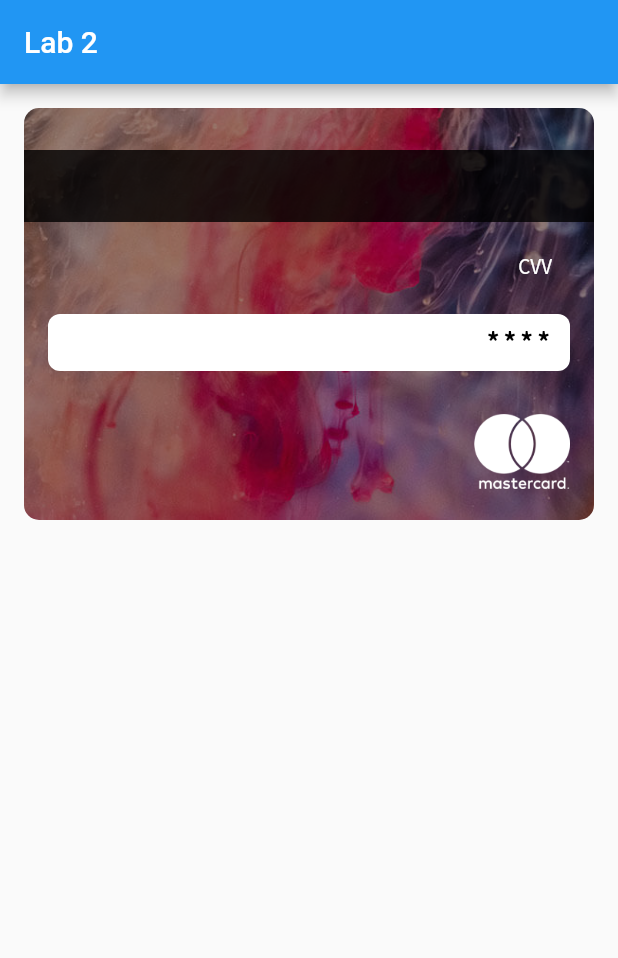
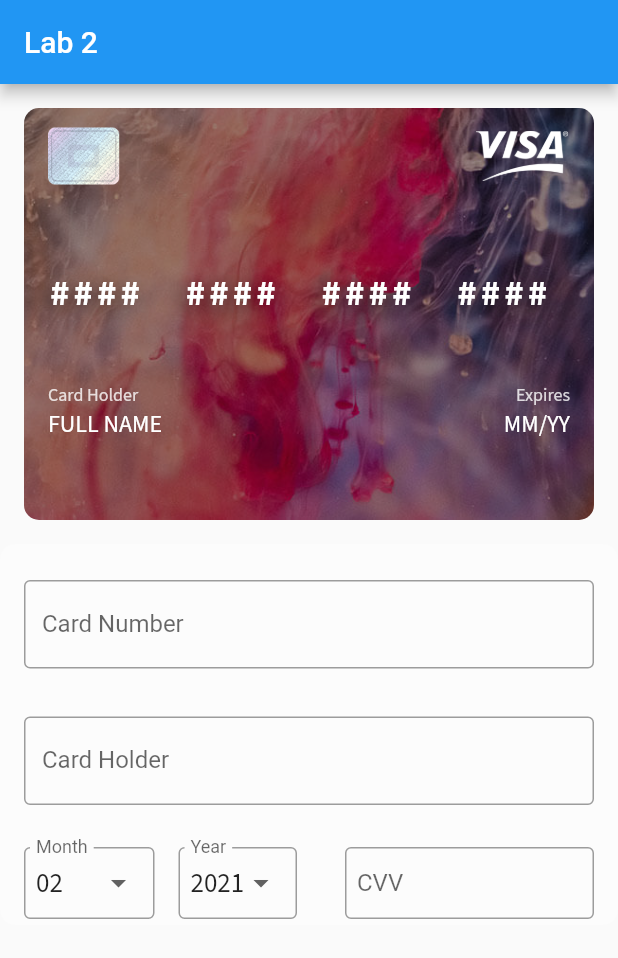
Before and after one commit to thomasindrias/tddc73, a Flutter app: the screen it shows after launch, on a phone screen of 412 x 824 dp. Shown: the top 958 px of the screen. Run offline on Flutter 3.47's test engine with Material 2 defaults, Android fonts, the phone set to English and light mode, and no system bars; our stand-ins replace flutter_masked_text, google_fonts.

Commit message:
lab 2 kinda working

```diff
--- a/labs/lab2/lib/main.dart
+++ b/labs/lab2/lib/main.dart
@@ -1,5 +1,9 @@
+import 'dart:math';
+
 import 'package:flutter/material.dart';
+import 'package:lab2/models/card_information.dart';
 import 'package:lab2/widgets/card.dart';
+import 'package:lab2/widgets/form.dart';
 
 void main() => runApp(MyApp());
 
@@ -46,11 +50,13 @@ class MyHomePage extends StatefulWidget {
 }
 
 class _MyHomePageState extends State<MyHomePage> {
-  String cardHolder = 'Thomas Indrias';
-  String cardNr = '5141 5451 3215 3656';
-  String expDate = '12/23';
-  String cvv = '1234';
-  bool isCardFlipped = true;
+  String cardHolder = '';
+  String cardNr = '';
+  String expDate = '';
+  String cvv = '';
+  bool isCardFlipped = false;
+
+  int imgBg = Random().nextInt(25) + 1;
 
   @override
   Widget build(BuildContext context) {
@@ -66,6 +72,7 @@ class _MyHomePageState extends State<MyHomePage> {
           // the App.build method, and use it to set our appbar title.
           title: Text(widget.title),
         ),
+        resizeToAvoidBottomInset: true,
         body: SafeArea(
           child: Column(
             children: <Widget>[
@@ -75,9 +82,33 @@ class _MyHomePageState extends State<MyHomePage> {
                 expDate: expDate,
                 cvv: cvv,
                 isCardFlipped: isCardFlipped,
+                backgroundImage: imgBg,
+              ),
+              Expanded(
+                child: SingleChildScrollView(
+                  child: Container(
+                    decoration: BoxDecoration(
+                      color: Colors.white30,
+                      borderRadius: BorderRadius.circular(10),
+                    ),
+                    child: CreditCardForm(
+                      onChange: onChange,
+                    ),
+                  ),
+                ),
               )
             ],
           ),
         ));
   }
+
+  void onChange(CardInformation cardInfo) {
+    setState(() {
+      cardHolder = cardInfo.cardHolder;
+      cardNr = cardInfo.cardNr;
+      expDate = cardInfo.expDate;
+      cvv = cardInfo.cvv;
+      isCardFlipped = cardInfo.isCardFlipped;
+    });
+  }
 }
--- a/labs/lab2/lib/models/card_information.dart
+++ b/labs/lab2/lib/models/card_information.dart
@@ -6,5 +6,5 @@ class CardInformation {
   String cardNr;
   String expDate;
   String cvv;
-  String isCardFlipped;
+  bool isCardFlipped;
 }
--- a/labs/lab2/lib/models/card_model.dart
+++ b/labs/lab2/lib/models/card_model.dart
@@ -11,7 +11,7 @@ class CardModel {
   });
 
   static const String _cardHolderLabelDefault = 'Card Holder';
-  static const String _cardHolderHintDefault = 'FULL NAME';
+  static const String _cardHolderHintDefault = 'Full name';
   static const String _cardNrDefault = 'Card Number';
   static const String _cardNrHintDefault = '#### #### #### ####';
   static const String _expDateLabelDefault = 'Expires';
--- a/labs/lab2/lib/widgets/card.dart
+++ b/labs/lab2/lib/widgets/card.dart
@@ -1,20 +1,19 @@
-import 'dart:math';
-
 import 'package:flutter/material.dart';
 import 'package:google_fonts/google_fonts.dart';
 import 'package:lab2/models/card_model.dart';
 
 class CreditCard extends StatefulWidget {
-  const CreditCard(
-      {Key key,
+  const CreditCard({
+    Key key,
     this.cardHolder,
     this.cardNr,
     this.expDate,
     this.cvv,
     this.bgNr,
     this.isCardFlipped,
-      this.cardModel = const CardModel()})
-      : super(key: key);
+    this.cardModel = const CardModel(),
+    this.backgroundImage,
+  }) : super(key: key);
 
   final String cardHolder;
   final String cardNr;
@@ -23,6 +22,7 @@ class CreditCard extends StatefulWidget {
   final int bgNr;
   final bool isCardFlipped;
   final CardModel cardModel;
+  final int backgroundImage;
 
   @override
   _CreditCardState createState() => _CreditCardState();
@@ -33,10 +33,11 @@ class _CreditCardState extends State<CreditCard> {
   Widget build(BuildContext context) {
     final double height = MediaQuery.of(context).size.height;
     final double width = MediaQuery.of(context).size.width;
-    final int backgroundImage = Random().nextInt(25) + 1;
+
     return AnimatedCrossFade(
-      firstChild: buildBackCard(width, height, backgroundImage, context),
-      secondChild: buildFrontCard(width, height, backgroundImage, context),
+      firstChild: buildBackCard(width, height, widget.backgroundImage, context),
+      secondChild:
+          buildFrontCard(width, height, widget.backgroundImage, context),
       crossFadeState: widget.isCardFlipped
           ? CrossFadeState.showFirst
           : CrossFadeState.showSecond,
--- /dev/null
+++ b/labs/lab2/lib/widgets/form.dart
@@ -0,0 +1,239 @@
+import 'package:flutter/material.dart';
+import 'package:flutter_masked_text/flutter_masked_text.dart';
+import 'package:google_fonts/google_fonts.dart';
+import 'package:lab2/models/card_information.dart';
+import 'package:lab2/models/card_model.dart';
+
+class CreditCardForm extends StatefulWidget {
+  const CreditCardForm(
+      {Key key, this.onChange, this.cardModel = const CardModel()})
+      : super(key: key);
+
+  final CardModel cardModel;
+  final void Function(CardInformation) onChange;
+
+  @override
+  CreditCardFormState createState() => CreditCardFormState();
+}
+
+class CreditCardFormState extends State<CreditCardForm> {
+  String cardHolder;
+  String cardNr;
+  String expDate;
+  String chosenMonth;
+  String chosenYear;
+  String cvv;
+  bool isCardFlipped;
+
+  TextEditingController cardHolderController;
+  TextEditingController cardNrController;
+  TextEditingController cvvController;
+
+  void Function(CardInformation) onChange;
+  CardModel cardModel = CardModel();
+  CardInformation cardInfo;
+
+  String formatCardNr(String nr) {
+    var nrList = nr.split(" ");
+
+    if (nrList.length > 1) nrList[1] = nrList[1].replaceAll(RegExp("."), "*");
+    if (nrList.length > 2) nrList[2] = nrList[2].replaceAll(RegExp("."), "*");
+
+    return nrList.join(" ");
+  }
+
+  var months = List<DropdownMenuItem<String>>.generate(12, (i) {
+    return DropdownMenuItem(
+        value: (i + 1).toString().padLeft(2, '0'),
+        child: Text((i + 1).toString().padLeft(2, '0')));
+  });
+
+  var years = List<DropdownMenuItem<String>>.generate(5, (i) {
+    return DropdownMenuItem(
+        value: (DateTime.now().year + i).toString(),
+        child: Text((DateTime.now().year + i).toString()));
+  });
+
+  FocusNode cvvFocus = FocusNode();
+
+  void cvvFocused() {
+    cardInfo.isCardFlipped = cvvFocus.hasFocus;
+    onChange(cardInfo);
+  }
+
+  void expDateController(String nr, bool isMM) {
+    var expDateList = expDate.split("/");
+    var expDateFormated = (isMM)
+        ? "$nr/${expDateList[1]}"
+        : "${expDateList[0]}/${nr.substring(2, 4)}";
+
+    setState(() {
+      expDate = expDateFormated;
+      cardInfo.expDate = expDate;
+      onChange(cardInfo);
+    });
+  }
+
+  @override
+  void initState() {
+    super.initState();
+
+    cardHolder = '';
+    cardNr = '';
+    expDate = 'MM/YY';
+    chosenMonth = months[1].value;
+    chosenYear = years[1].value;
+    cvv = '';
+    isCardFlipped = false;
+
+    cardHolderController = TextEditingController();
+    cardNrController = MaskedTextController(mask: '0000 **** **** 0000');
+    cvvController = MaskedTextController(mask: '0000');
+
+    cardInfo = CardInformation(cardHolder, cardNr, expDate, cvv, isCardFlipped);
+    onChange = widget.onChange;
+
+    cvvFocus.addListener(cvvFocused);
+
+    cardNrController.addListener(() {
+      String cardNrFormated = cardNrController.text;
+      if (cardNrFormated.length > 4)
+        cardNrFormated = formatCardNr(cardNrController.text);
+
+      setState(() {
+        cardNr = cardNrFormated;
+        cardInfo.cardNr = cardNr;
+        onChange(cardInfo);
+      });
+    });
+
+    cardHolderController.addListener(() {
+      setState(() {
+        cardHolder = cardHolderController.text;
+        cardInfo.cardHolder = cardHolder;
+        onChange(cardInfo);
+      });
+    });
+
+    cvvController.addListener(() {
+      setState(() {
+        cvv = cvvController.text;
+        cardInfo.cvv = cvv;
+        onChange(cardInfo);
+      });
+    });
+  }
+
+  @override
+  Widget build(BuildContext context) {
+    return Form(
+        child: Column(
+      children: [
+        Container(
+          padding: const EdgeInsets.symmetric(vertical: 8.0),
+          margin: const EdgeInsets.only(left: 16, top: 16, right: 16),
+          child: TextFormField(
+            controller: cardNrController,
+            decoration: InputDecoration(
+              border: const OutlineInputBorder(),
+              labelText: widget.cardModel.cardNr,
+              hintText: widget.cardModel.cardNrHint,
+            ),
+            keyboardType: TextInputType.number,
+            textInputAction: TextInputAction.next,
+          ),
+        ),
+        Container(
+          padding: const EdgeInsets.symmetric(vertical: 8.0),
+          margin: const EdgeInsets.only(left: 16, top: 16, right: 16),
+          child: TextFormField(
+            controller: cardHolderController,
+            decoration: InputDecoration(
+              border: const OutlineInputBorder(),
+              labelText: widget.cardModel.cardHolderLabel,
+              hintText: widget.cardModel.cardHolderHint,
+            ),
+            keyboardType: TextInputType.text,
+            textInputAction: TextInputAction.next,
+          ),
+        ),
+        Container(
+          padding: const EdgeInsets.symmetric(vertical: 4.0),
+          margin: const EdgeInsets.only(left: 16, top: 16, right: 16),
+          child: Row(
+            mainAxisAlignment: MainAxisAlignment.spaceBetween,
+            children: [
+              Flexible(
+                flex: 1,
+                child: Row(
+                  children: [
+                    Flexible(
+                      child: Padding(
+                        padding: const EdgeInsets.fromLTRB(0, 0, 8.0, 0),
+                        child: DropdownButtonFormField<String>(
+                            value: chosenMonth,
+                            items: months,
+                            decoration: InputDecoration(
+                              contentPadding: EdgeInsets.all(8.0),
+                              border: const OutlineInputBorder(),
+                              labelText: "Month",
+                              hintText: "MM",
+                            ),
+                            style: GoogleFonts.sourceSansPro(
+                                color: Colors.black87, fontSize: 18),
+                            onChanged: (String month) {
+                              setState(() {
+                                chosenMonth = month;
+                                expDateController(chosenMonth, true);
+                              });
+                            }),
+                      ),
+                    ),
+                    Flexible(
+                      child: Padding(
+                        padding: const EdgeInsets.symmetric(horizontal: 8.0),
+                        child: DropdownButtonFormField<String>(
+                            value: chosenYear,
+                            items: years,
+                            decoration: InputDecoration(
+                              contentPadding: EdgeInsets.all(8.0),
+                              border: const OutlineInputBorder(),
+                              labelText: "Year",
+                              hintText: "YY",
+                            ),
+                            style: GoogleFonts.sourceSansPro(
+                                color: Colors.black87, fontSize: 18),
+                            onChanged: (String year) {
+                              chosenYear = year;
+                              expDateController(year, false);
+                            }),
+                      ),
+                    ),
+                  ],
+                ),
+              ),
+              Flexible(
+                flex: 1,
+                child: Padding(
+                  padding: const EdgeInsets.fromLTRB(24.0, 0, 0, 0),
+                  child: TextFormField(
+                    controller: cvvController,
+                    focusNode: cvvFocus,
+                    decoration: InputDecoration(
+                      contentPadding: EdgeInsets.all(8.0),
+                      border: const OutlineInputBorder(),
+                      labelText: widget.cardModel.cvvLabel,
+                      hintText: widget.cardModel.cvvHint,
+                    ),
+                    keyboardType: TextInputType.number,
+                    textInputAction: TextInputAction.next,
+                  ),
+                ),
+              ),
+            ],
+          ),
+        )
+      ],
+    ));
+  }
+}
--- a/labs/lab2/pubspec.yaml
+++ b/labs/lab2/pubspec.yaml
@@ -24,6 +24,7 @@ dependencies:
   # The following adds the Cupertino Icons font to your application.
   # Use with the CupertinoIcons class for iOS style icons.
   cupertino_icons: ^0.1.2
+  flutter_masked_text: ^0.8.0
 
 dev_dependencies:
   flutter_test:
```
Lines whose indentation alone changed are shown as unchanged.
